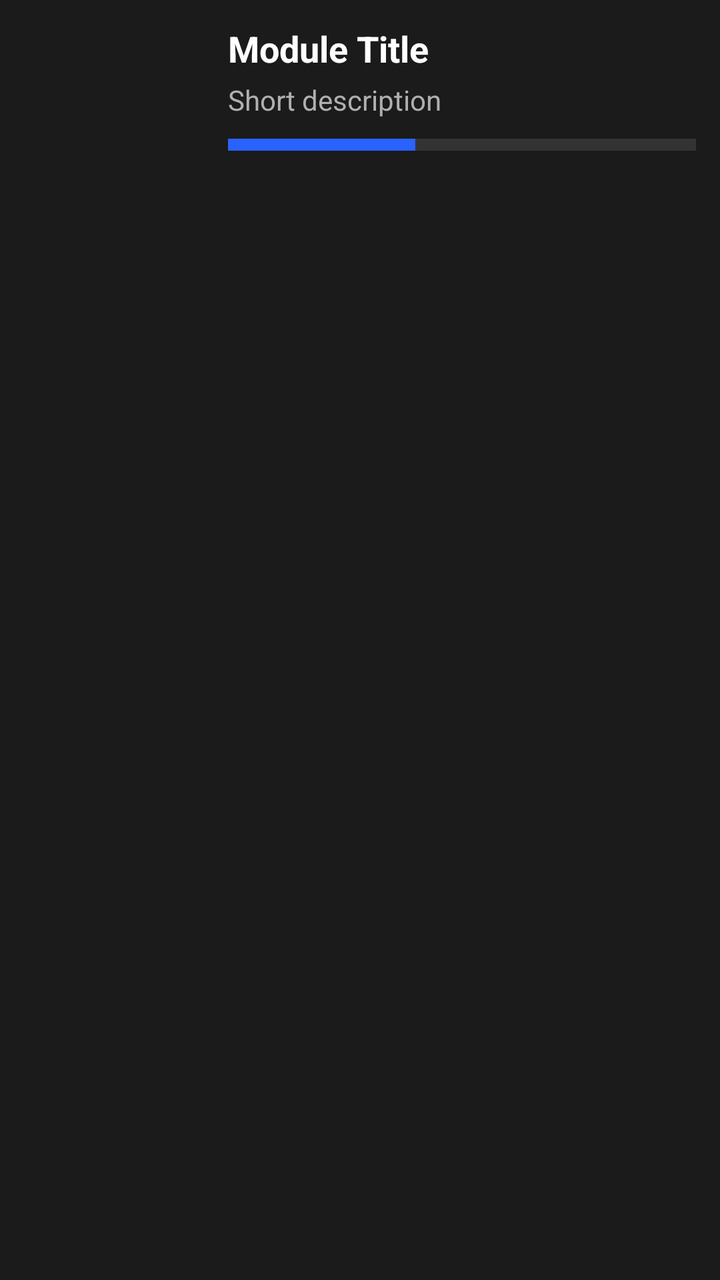
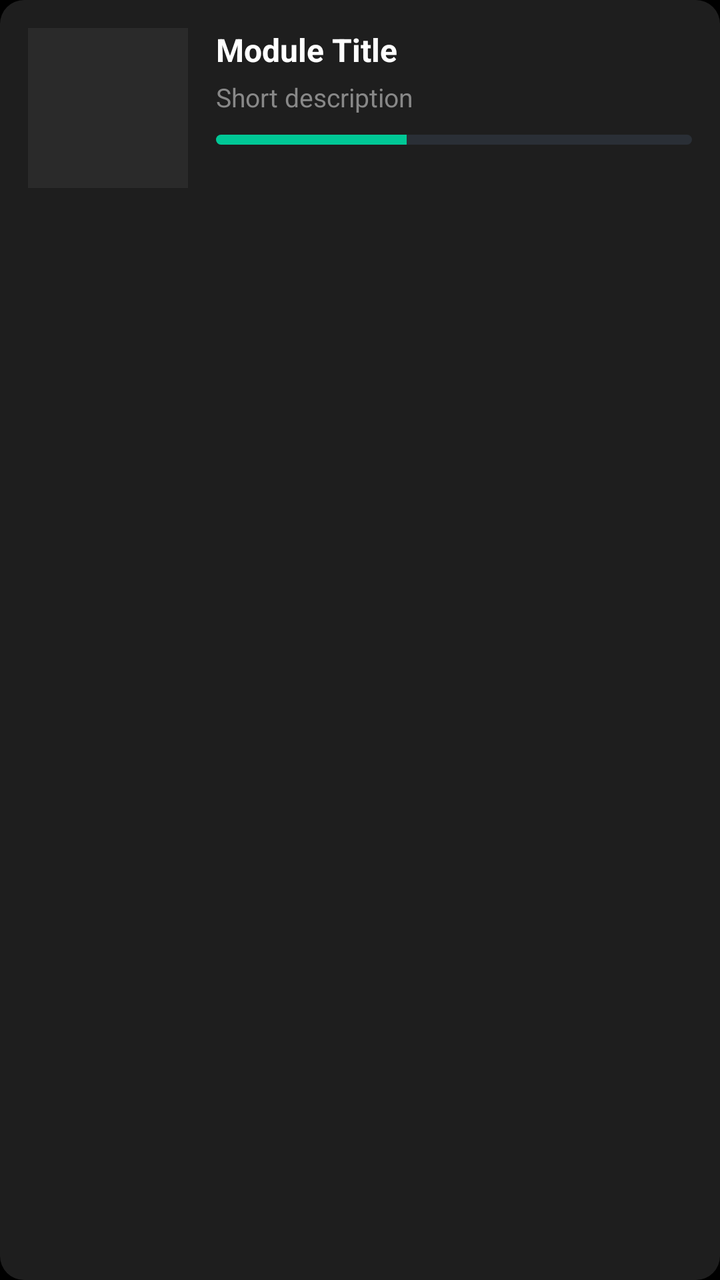

Screens rendered from an Android XML layout before and after an edit, with the pre-edit source and the edit as a unified diff.
<!-- AndroidManifest.xml: application theme Theme.PaperTraderV2 -->
<!-- res/layout/item_module.xml -->
<?xml version="1.0" encoding="utf-8"?>
<androidx.constraintlayout.widget.ConstraintLayout xmlns:android="http://schemas.android.com/apk/res/android"
    xmlns:app="http://schemas.android.com/apk/res-auto"
    android:layout_width="match_parent"
    android:layout_height="120dp"
    android:layout_margin="12dp"
    app:cardCornerRadius="16dp"
    app:cardUseCompatPadding="true"
    app:cardElevation="6dp"
    android:background="#1B1B1B">


    <LinearLayout
        android:orientation="horizontal"
        android:padding="12dp"
        android:layout_width="match_parent"
        android:layout_height="match_parent">

        
        <ImageView
            android:id="@+id/moduleThumbnail"
            android:layout_width="90dp"
            android:layout_height="90dp"
            android:scaleType="centerCrop"
            android:layout_marginEnd="12dp" />

        
        <LinearLayout
            android:orientation="vertical"
            android:layout_width="0dp"
            android:layout_height="match_parent"
            android:layout_weight="1">

            <TextView
                android:id="@+id/moduleTitle"
                android:layout_width="wrap_content"
                android:layout_height="wrap_content"
                android:text="Module Title"
                android:textStyle="bold"
                android:textColor="#FFFFFF"
                android:textSize="18sp" />

            <TextView
                android:id="@+id/moduleDescription"
                android:layout_width="wrap_content"
                android:layout_height="wrap_content"
                android:text="Short description"
                android:textColor="#B0B0B0"
                android:textSize="14sp"
                android:paddingTop="4dp"
                android:maxLines="2" />

            
            <ProgressBar
                android:id="@+id/moduleProgress"
                style="?android:attr/progressBarStyleHorizontal"
                android:layout_width="match_parent"
                android:layout_height="6dp"
                android:layout_marginTop="10dp"
                android:progress="40"
                android:max="100"
                android:progressDrawable="@drawable/progress_bar" />

        </LinearLayout>
    </LinearLayout>
</androidx.constraintlayout.widget.ConstraintLayout>
<!-- resources referenced by this layout -->
<resources>
  <!-- drawable progress_bar (drawable) -->
  <layer-list xmlns:android="http://schemas.android.com/apk/res/android">
      <item android:id="@android:id/background">
          <shape android:shape="rectangle">
              <solid android:color="#333333"/>
          </shape>
      </item>
  
      <item android:id="@android:id/progress">
          <clip>
              <shape android:shape="rectangle">
                  <solid android:color="#2962FF"/>
              </shape>
          </clip>
      </item>
  </layer-list>
  <style name="Theme.PaperTraderV2" parent="Base.Theme.PaperTraderV2" />
  <style name="Base.Theme.PaperTraderV2" parent="Theme.Material3.DayNight.NoActionBar">
          
          
      </style>
</resources>

<!-- the commit's change to res/layout/item_module.xml (unified diff, before → after) -->
@@ -1,66 +1,56 @@
 <?xml version="1.0" encoding="utf-8"?>
-<androidx.constraintlayout.widget.ConstraintLayout xmlns:android="http://schemas.android.com/apk/res/android"
-    xmlns:app="http://schemas.android.com/apk/res-auto"
+<LinearLayout xmlns:android="http://schemas.android.com/apk/res/android"
     android:layout_width="match_parent"
-    android:layout_height="120dp"
-    android:layout_margin="12dp"
-    app:cardCornerRadius="16dp"
-    app:cardUseCompatPadding="true"
-    app:cardElevation="6dp"
-    android:background="#1B1B1B">
+    android:layout_height="wrap_content"
+    android:orientation="horizontal"
+    android:padding="14dp"
+    android:background="@drawable/bg_card_dark"
+    android:layout_marginBottom="12dp">
 
+    
+    <ImageView
+        android:id="@+id/moduleThumbnail"
+        android:layout_width="80dp"
+        android:layout_height="80dp"
+        android:scaleType="centerCrop"
+        android:background="#2A2A2A"
+        android:layout_marginEnd="14dp" />
 
+    
     <LinearLayout
-        android:orientation="horizontal"
-        android:padding="12dp"
-        android:layout_width="match_parent"
-        android:layout_height="match_parent">
+        android:orientation="vertical"
+        android:layout_width="0dp"
+        android:layout_height="wrap_content"
+        android:layout_weight="1"
+        android:gravity="center_vertical">
 
-        
-        <ImageView
-            android:id="@+id/moduleThumbnail"
-            android:layout_width="90dp"
-            android:layout_height="90dp"
-            android:scaleType="centerCrop"
-            android:layout_marginEnd="12dp" />
+        <TextView
+            android:id="@+id/moduleTitle"
+            android:layout_width="wrap_content"
+            android:layout_height="wrap_content"
+            android:text="Module Title"
+            android:textStyle="bold"
+            android:textColor="#FFFFFF"
+            android:textSize="16sp" />
 
-        
-        <LinearLayout
-            android:orientation="vertical"
-            android:layout_width="0dp"
-            android:layout_height="match_parent"
-            android:layout_weight="1">
+        <TextView
+            android:id="@+id/moduleDescription"
+            android:layout_width="wrap_content"
+            android:layout_height="wrap_content"
+            android:text="Short description"
+            android:textColor="#888888"
+            android:textSize="13sp"
+            android:paddingTop="4dp"
+            android:maxLines="2"
+            android:layout_marginBottom="10dp" />
 
-            <TextView
-                android:id="@+id/moduleTitle"
-                android:layout_width="wrap_content"
-                android:layout_height="wrap_content"
-                android:text="Module Title"
-                android:textStyle="bold"
-                android:textColor="#FFFFFF"
-                android:textSize="18sp" />
-
-            <TextView
-                android:id="@+id/moduleDescription"
-                android:layout_width="wrap_content"
-                android:layout_height="wrap_content"
-                android:text="Short description"
-                android:textColor="#B0B0B0"
-                android:textSize="14sp"
-                android:paddingTop="4dp"
-                android:maxLines="2" />
-
-            
-            <ProgressBar
-                android:id="@+id/moduleProgress"
-                style="?android:attr/progressBarStyleHorizontal"
-                android:layout_width="match_parent"
-                android:layout_height="6dp"
-                android:layout_marginTop="10dp"
-                android:progress="40"
-                android:max="100"
-                android:progressDrawable="@drawable/progress_bar" />
-
-        </LinearLayout>
+        <ProgressBar
+            android:id="@+id/moduleProgress"
+            style="?android:attr/progressBarStyleHorizontal"
+            android:layout_width="match_parent"
+            android:layout_height="5dp"
+            android:progress="40"
+            android:max="100"
+            android:progressDrawable="@drawable/progress_bar" />
     </LinearLayout>
-</androidx.constraintlayout.widget.ConstraintLayout>
+</LinearLayout>
<!-- resource entries referenced after the edit -->
@@ -1,25 +1,45 @@
 <!-- resources referenced by this layout -->
 <resources>
+  <!-- drawable bg_card_dark (drawable) -->
+  <?xml version="1.0" encoding="utf-8"?>
+  <shape xmlns:android="http://schemas.android.com/apk/res/android"
+      android:shape="rectangle">
+      <solid android:color="#1E1E1E" />
+      <corners android:radius="12dp" />
+  </shape>
   <!-- drawable progress_bar (drawable) -->
+  <?xml version="1.0" encoding="utf-8"?>
   <layer-list xmlns:android="http://schemas.android.com/apk/res/android">
+  
       <item android:id="@android:id/background">
           <shape android:shape="rectangle">
-              <solid android:color="#333333"/>
+              <corners android:radius="8dp" />
+              <solid android:color="#2A2F36" />
           </shape>
       </item>
   
       <item android:id="@android:id/progress">
           <clip>
               <shape android:shape="rectangle">
-                  <solid android:color="#2962FF"/>
+                  <corners android:radius="8dp" />
+                  <solid android:color="#00C896" />
               </shape>
           </clip>
       </item>
+  
   </layer-list>
   <style name="Theme.PaperTraderV2" parent="Base.Theme.PaperTraderV2" />
   <style name="Base.Theme.PaperTraderV2" parent="Theme.Material3.DayNight.NoActionBar">
-          
-          
+          <item name="android:windowBackground">#000000</item>
+          <item name="android:colorBackground">#000000</item>
+          <item name="colorPrimary">#000000</item>
+          <item name="colorPrimaryContainer">#000000</item>
+          <item name="colorSurface">#000000</item>
+          <item name="colorSurfaceVariant">#000000</item>
+          <item name="android:navigationBarColor">#0D0D0D</item>
+          <item name="android:statusBarColor">#000000</item>
+          <item name="android:windowLightStatusBar">false</item>
+          <item name="android:windowLightNavigationBar">false</item>
       </style>
 </resources>
 
